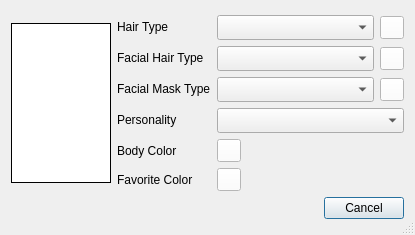
Above: starcheat/templates/Appearance.ui from wizzomafizzo/starcheat before the change. Below: the same form after it.
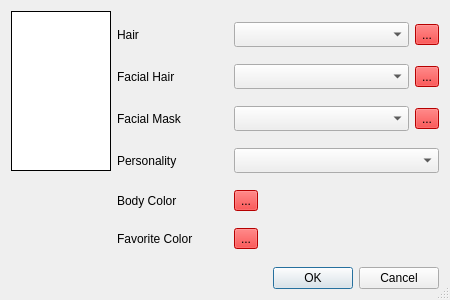
That is the form after the change. Icons and pictures are not drawn.

Commit message: Getting stuff ready for appearance updating

```diff
--- a/starcheat/templates/Appearance.ui
+++ b/starcheat/templates/Appearance.ui
@@ -9,8 +9,8 @@
    <rect>
     <x>0</x>
     <y>0</y>
-    <width>415</width>
-    <height>235</height>
+    <width>450</width>
+    <height>300</height>
    </rect>
   </property>
   <property name="sizePolicy">
@@ -22,13 +22,13 @@
   <property name="minimumSize">
    <size>
     <width>0</width>
-    <height>235</height>
+    <height>300</height>
    </size>
   </property>
   <property name="maximumSize">
    <size>
     <width>16777215</width>
-    <height>235</height>
+    <height>350</height>
    </size>
   </property>
   <property name="windowTitle">
@@ -42,8 +42,6 @@
   </property>
   <layout class="QGridLayout" name="gridLayout_2">
    <item row="0" column="0">
-    <layout class="QGridLayout" name="gridLayout">
-     <item row="0" column="0">
       <widget class="QLabel" name="player_preview">
        <property name="minimumSize">
         <size>
@@ -71,12 +69,12 @@
        </property>
       </widget>
      </item>
-     <item row="0" column="1">
-      <layout class="QFormLayout" name="formLayout">
+   <item row="0" column="1" rowspan="2">
+    <layout class="QGridLayout" name="gridLayout">
        <item row="0" column="0">
         <widget class="QLabel" name="hair_label">
          <property name="text">
-          <string>Hair Type</string>
+        <string>Hair</string>
          </property>
         </widget>
        </item>
@@ -86,7 +84,7 @@
           <widget class="QComboBox" name="hair_type">
            <property name="minimumSize">
             <size>
-             <width>0</width>
+           <width>175</width>
              <height>25</height>
             </size>
            </property>
@@ -94,17 +92,15 @@
          </item>
          <item>
           <widget class="QToolButton" name="hair_color">
-           <property name="minimumSize">
-            <size>
-             <width>0</width>
-             <height>18</height>
-            </size>
-           </property>
            <property name="styleSheet">
-            <string notr="true">background-color: white</string>
+          <string notr="true">background-color: red;</string>
            </property>
            <property name="text">
-            <string/>
+          <string>...</string>
+         </property>
+         <property name="icon">
+          <iconset resource="../resources.qrc">
+           <normaloff>:/starcheat/images/icons/glyphicons_090_eyedropper.png</normaloff>:/starcheat/images/icons/glyphicons_090_eyedropper.png</iconset>
            </property>
           </widget>
          </item>
@@ -113,7 +109,7 @@
        <item row="1" column="0">
         <widget class="QLabel" name="facial_hair_label">
          <property name="text">
-          <string>Facial Hair Type</string>
+        <string>Facial Hair</string>
          </property>
         </widget>
        </item>
@@ -130,18 +126,16 @@
           </widget>
          </item>
          <item>
-          <widget class="QToolButton" name="facial_hair_color">
-           <property name="minimumSize">
-            <size>
-             <width>0</width>
-             <height>18</height>
-            </size>
-           </property>
+        <widget class="QToolButton" name="hair_type_color">
            <property name="styleSheet">
-            <string notr="true">background-color: white</string>
+          <string notr="true">background-color: red;</string>
            </property>
            <property name="text">
-            <string/>
+          <string>...</string>
+         </property>
+         <property name="icon">
+          <iconset resource="../resources.qrc">
+           <normaloff>:/starcheat/images/icons/glyphicons_090_eyedropper.png</normaloff>:/starcheat/images/icons/glyphicons_090_eyedropper.png</iconset>
            </property>
           </widget>
          </item>
@@ -150,7 +144,7 @@
        <item row="2" column="0">
         <widget class="QLabel" name="facial_mask_label">
          <property name="text">
-          <string>Facial Mask Type</string>
+        <string>Facial Mask</string>
          </property>
         </widget>
        </item>
@@ -168,17 +162,15 @@
          </item>
          <item>
           <widget class="QToolButton" name="facial_mask_color">
-           <property name="minimumSize">
-            <size>
-             <width>0</width>
-             <height>18</height>
-            </size>
-           </property>
            <property name="styleSheet">
-            <string notr="true">background-color: white</string>
+          <string notr="true">background-color: red;</string>
            </property>
            <property name="text">
-            <string/>
+          <string>...</string>
+         </property>
+         <property name="icon">
+          <iconset resource="../resources.qrc">
+           <normaloff>:/starcheat/images/icons/glyphicons_090_eyedropper.png</normaloff>:/starcheat/images/icons/glyphicons_090_eyedropper.png</iconset>
            </property>
           </widget>
          </item>
@@ -210,17 +202,15 @@
        </item>
        <item row="4" column="1">
         <widget class="QToolButton" name="body_color">
-         <property name="minimumSize">
-          <size>
-           <width>0</width>
-           <height>18</height>
-          </size>
-         </property>
          <property name="styleSheet">
-          <string notr="true">background-color: white</string>
+        <string notr="true">background-color: red;</string>
          </property>
          <property name="text">
-          <string/>
+        <string>...</string>
+       </property>
+       <property name="icon">
+        <iconset resource="../resources.qrc">
+         <normaloff>:/starcheat/images/icons/glyphicons_090_eyedropper.png</normaloff>:/starcheat/images/icons/glyphicons_090_eyedropper.png</iconset>
          </property>
         </widget>
        </item>
@@ -233,35 +223,44 @@
        </item>
        <item row="5" column="1">
         <widget class="QToolButton" name="favorite_color">
-         <property name="minimumSize">
-          <size>
-           <width>0</width>
-           <height>18</height>
-          </size>
-         </property>
          <property name="styleSheet">
-          <string notr="true">background-color: white</string>
+        <string notr="true">background-color: red;</string>
          </property>
          <property name="text">
-          <string/>
+        <string>...</string>
+       </property>
+       <property name="icon">
+        <iconset resource="../resources.qrc">
+         <normaloff>:/starcheat/images/icons/glyphicons_090_eyedropper.png</normaloff>:/starcheat/images/icons/glyphicons_090_eyedropper.png</iconset>
          </property>
         </widget>
        </item>
       </layout>
      </item>
-     <item row="1" column="0" colspan="2">
+   <item row="1" column="0">
+    <spacer name="verticalSpacer">
+     <property name="orientation">
+      <enum>Qt::Vertical</enum>
+     </property>
+     <property name="sizeHint" stdset="0">
+      <size>
+       <width>20</width>
+       <height>80</height>
+      </size>
+     </property>
+    </spacer>
+   </item>
+   <item row="2" column="1">
       <widget class="QDialogButtonBox" name="buttonBox">
        <property name="orientation">
         <enum>Qt::Horizontal</enum>
        </property>
        <property name="standardButtons">
-        <set>QDialogButtonBox::Cancel</set>
+      <set>QDialogButtonBox::Cancel|QDialogButtonBox::Ok</set>
        </property>
       </widget>
      </item>
     </layout>
-   </item>
-  </layout>
  </widget>
  <resources/>
  <connections>
```
Left out of the diff: 4 changed lines with no effect on the pictures. Lines whose indentation alone changed are shown as unchanged. The commit also changes 3 other files.
